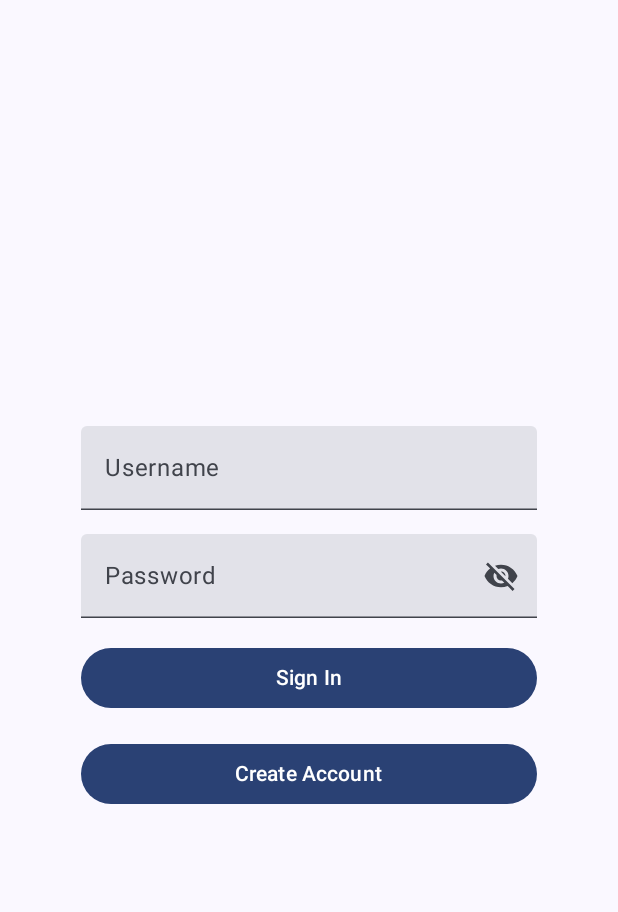
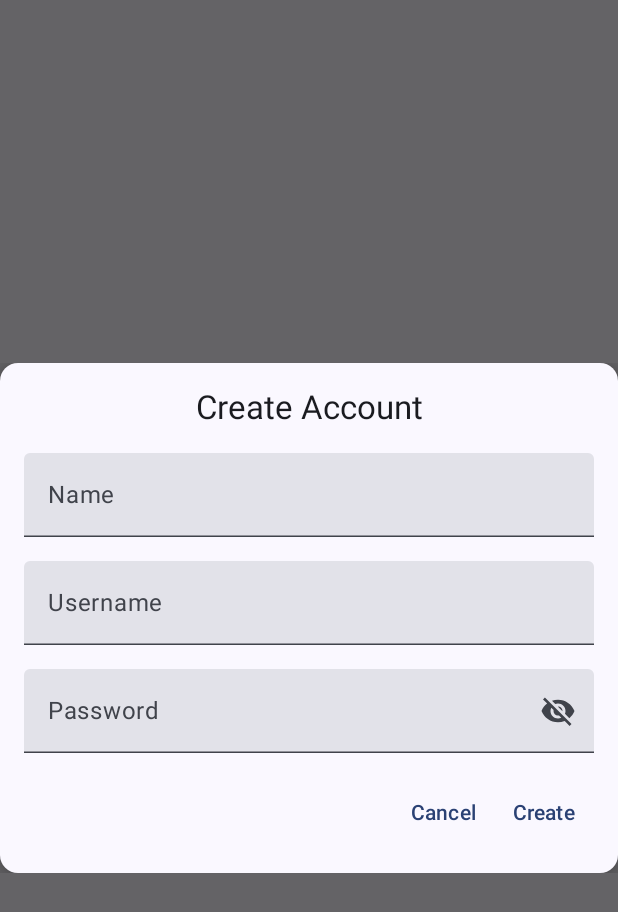
Before and after one commit to r-elopre/Weather-App, an Android app built with Jetpack Compose: the composable FirstScreen shown on its own in the app's theme, after a tap on "Create Account", on a phone screen of 412 x 824 dp. Shown: the top 912 px of the screen. Run offline under Robolectric (Android 15) with nearby library versions, the phone set to English and light mode, and no system bars.

Commit message:
Weather App

```diff
--- a/app/src/main/java/com/example/weatherapp/functions/AuthTextFields.kt
+++ b/app/src/main/java/com/example/weatherapp/functions/firstScreen/AuthTextFields.kt
@@ -1,4 +1,4 @@
-package com.example.weatherapp.functions
+package com.example.weatherapp.functions.firstScreen
 
 import androidx.compose.foundation.layout.*
 import androidx.compose.foundation.text.KeyboardOptions
--- /dev/null
+++ b/app/src/main/java/com/example/weatherapp/functions/firstScreen/CreateAccountDialog.kt
@@ -0,0 +1,89 @@
+package com.example.weatherapp.functions.firstScreen
+
+import androidx.compose.foundation.layout.*
+import androidx.compose.foundation.text.KeyboardOptions
+import androidx.compose.material.icons.Icons
+import androidx.compose.material.icons.filled.Visibility
+import androidx.compose.material.icons.filled.VisibilityOff
+import androidx.compose.material3.*
+import androidx.compose.runtime.*
+import androidx.compose.ui.Alignment
+import androidx.compose.ui.Modifier
+import androidx.compose.ui.text.input.KeyboardType
+import androidx.compose.ui.text.input.PasswordVisualTransformation
+import androidx.compose.ui.text.input.VisualTransformation
+import androidx.compose.ui.unit.dp
+import androidx.compose.ui.window.Dialog
+
+@Composable
+fun CreateAccountDialog(onDismiss: () -> Unit) {
+    var name by remember { mutableStateOf("") }
+    var newUsername by remember { mutableStateOf("") }
+    var newPassword by remember { mutableStateOf("") }
+    var newPasswordVisible by remember { mutableStateOf(false) }
+
+    Dialog(onDismissRequest = { onDismiss() }) {
+        Surface(
+            shape = MaterialTheme.shapes.medium,
+            shadowElevation = 8.dp
+        ) {
+            Column(
+                modifier = Modifier
+                    .padding(16.dp)
+                    .fillMaxWidth(),
+                verticalArrangement = Arrangement.Center,
+                horizontalAlignment = Alignment.CenterHorizontally
+            ) {
+                Text(text = "Create Account", style = MaterialTheme.typography.titleLarge)
+                Spacer(modifier = Modifier.height(16.dp))
+                TextField(
+                    value = name,
+                    onValueChange = { name = it },
+                    label = { Text("Name") },
+                    modifier = Modifier.fillMaxWidth()
+                )
+                Spacer(modifier = Modifier.height(16.dp))
+                TextField(
+                    value = newUsername,
+                    onValueChange = { newUsername = it },
+                    label = { Text("Username") },
+                    modifier = Modifier.fillMaxWidth()
+                )
+                Spacer(modifier = Modifier.height(16.dp))
+                TextField(
+                    value = newPassword,
+                    onValueChange = { newPassword = it },
+                    label = { Text("Password") },
+                    modifier = Modifier.fillMaxWidth(),
+                    visualTransformation = if (newPasswordVisible) VisualTransformation.None else PasswordVisualTransformation(),
+                    trailingIcon = {
+                        val image = if (newPasswordVisible)
+                            Icons.Filled.Visibility
+                        else
+                            Icons.Filled.VisibilityOff
+
+                        IconButton(onClick = { newPasswordVisible = !newPasswordVisible }) {
+                            Icon(imageVector = image, contentDescription = null)
+                        }
+                    },
+                    keyboardOptions = KeyboardOptions(keyboardType = KeyboardType.Password)
+                )
+                Spacer(modifier = Modifier.height(16.dp))
+                Row(
+                    modifier = Modifier.fillMaxWidth(),
+                    horizontalArrangement = Arrangement.End
+                ) {
+                    TextButton(onClick = { onDismiss() }) {
+                        Text("Cancel")
+                    }
+                    TextButton(onClick = {
+                        // Handle account creation
+                        onDismiss()
+                    }) {
+                        Text("Create")
+                    }
+                }
+            }
+        }
+    }
+}
--- a/app/src/main/java/com/example/weatherapp/view/firstScreen.kt
+++ b/app/src/main/java/com/example/weatherapp/view/firstScreen.kt
@@ -6,18 +6,20 @@ import androidx.compose.runtime.*
 import androidx.compose.ui.Alignment
 import androidx.compose.ui.Modifier
 import androidx.compose.ui.unit.dp
-import com.example.weatherapp.functions.AuthTextFields
+import com.example.weatherapp.functions.firstScreen.AuthTextFields
+import com.example.weatherapp.functions.firstScreen.CreateAccountDialog
 
 @Composable
 fun FirstScreen(onAuthenticated: () -> Unit) {
     var username by remember { mutableStateOf("") }
     var password by remember { mutableStateOf("") }
     var passwordVisible by remember { mutableStateOf(false) }
+    var showDialog by remember { mutableStateOf(false) }
 
     Column(
         modifier = Modifier
             .fillMaxSize()
-            .padding(horizontal = 16.dp), // Added padding for better layout
+            .padding(horizontal = 16.dp),
         verticalArrangement = Arrangement.Center,
         horizontalAlignment = Alignment.CenterHorizontally
     ) {
@@ -36,19 +38,23 @@ fun FirstScreen(onAuthenticated: () -> Unit) {
                 onAuthenticated()
             },
             modifier = Modifier
-                .fillMaxWidth(0.8f) // Set the width of the button to 80% of the parent's width
+                .fillMaxWidth(0.8f)
         ) {
             Text("Sign In")
         }
         Spacer(modifier = Modifier.height(16.dp))
         Button(
             onClick = {
-                // This button does not navigate to RizalScreen
+                showDialog = true
             },
             modifier = Modifier
-                .fillMaxWidth(0.8f) // Set the width of the button to 80% of the parent's width
+                .fillMaxWidth(0.8f)
         ) {
             Text("Create Account")
         }
     }
+
+    if (showDialog) {
+        CreateAccountDialog(onDismiss = { showDialog = false })
+    }
 }
```
